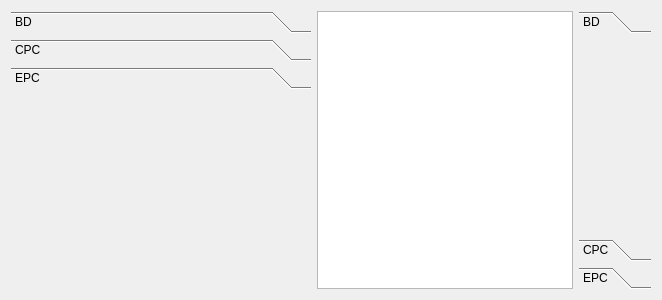
Old version of the form Tools/ToolTreesearcher/qttreesearchermaindialog.ui in the repository richelbilderbeek/ProjectRichelBilderbeek.
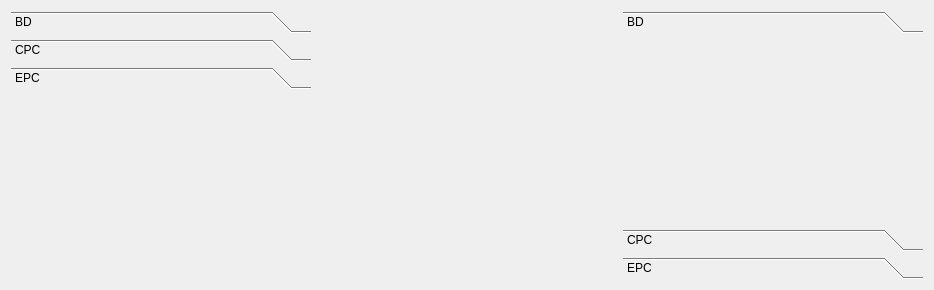
New version of the form. The open tabs and pages were chosen to show the change.

The edit to the form file:
```diff
--- a/Tools/ToolTreesearcher/qttreesearchermaindialog.ui
+++ b/Tools/ToolTreesearcher/qttreesearchermaindialog.ui
@@ -6,8 +6,8 @@
    <rect>
     <x>0</x>
     <y>0</y>
-    <width>662</width>
-    <height>300</height>
+    <width>930</width>
+    <height>290</height>
    </rect>
   </property>
   <property name="windowTitle">
@@ -129,6 +129,14 @@
       </attribute>
      </widget>
      <widget class="QWidget" name="page_epc">
+      <property name="geometry">
+       <rect>
+        <x>0</x>
+        <y>0</y>
+        <width>300</width>
+        <height>179</height>
+       </rect>
+      </property>
       <attribute name="label">
        <string>EPC</string>
       </attribute>
@@ -139,10 +147,23 @@
     </widget>
    </item>
    <item>
-    <widget class="QPlainTextEdit" name="plainTextEdit"/>
+    <widget class="QWidget" name="widget_center" native="true">
+     <property name="minimumSize">
+      <size>
+       <width>300</width>
+       <height>0</height>
+      </size>
+     </property>
+    </widget>
    </item>
    <item>
     <widget class="QToolBox" name="toolBox_investigate">
+     <property name="minimumSize">
+      <size>
+       <width>300</width>
+       <height>0</height>
+      </size>
+     </property>
      <property name="currentIndex">
       <number>0</number>
      </property>
@@ -151,8 +172,8 @@
        <rect>
         <x>0</x>
         <y>0</y>
-        <width>79</width>
-        <height>189</height>
+        <width>300</width>
+        <height>179</height>
        </rect>
       </property>
       <attribute name="label">
```
Left out of the diff: 12 changed lines with no effect on the pictures.
